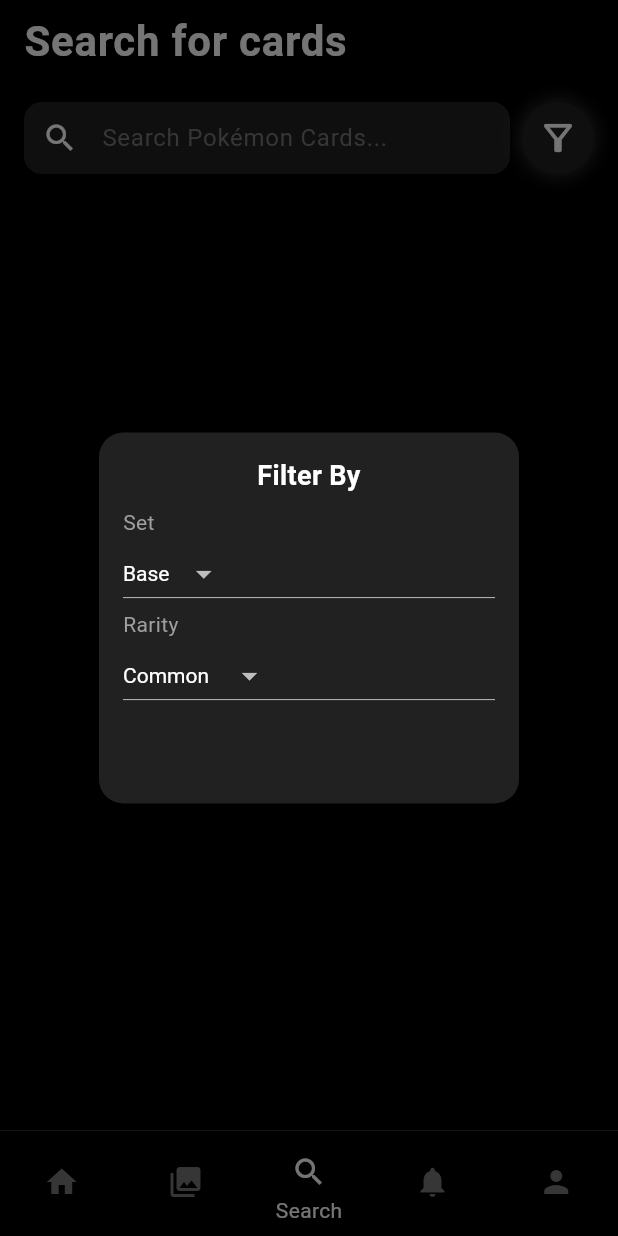
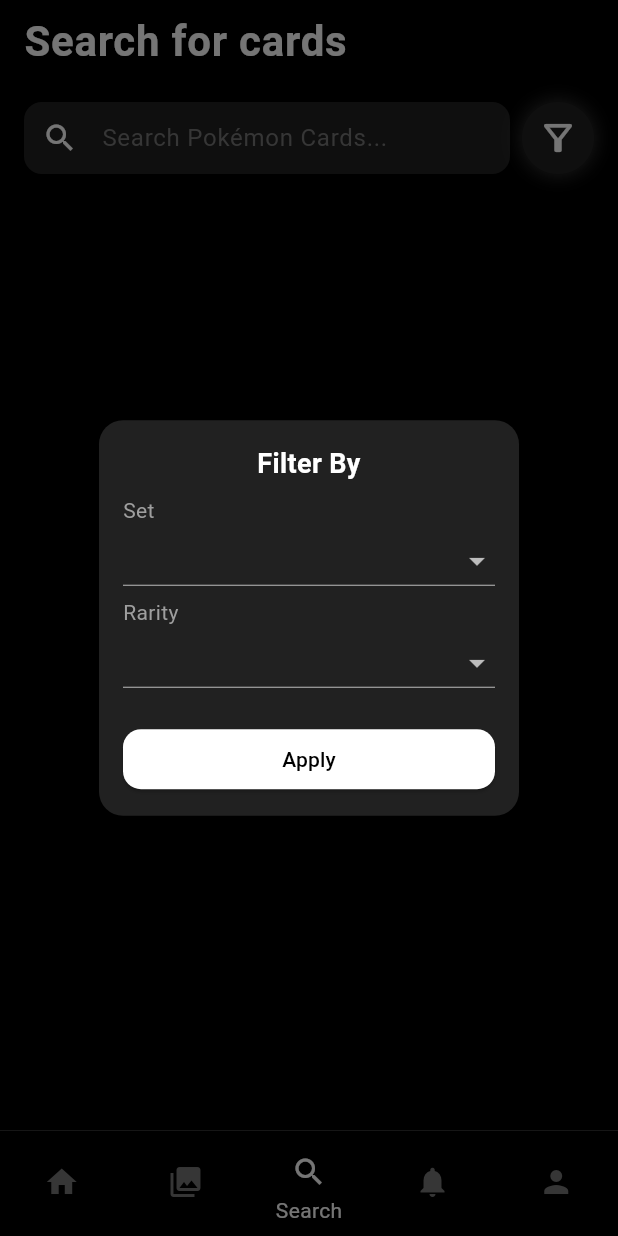
Before and after one commit to lee-ranaweer/holo, a Flutter app: the SearchPage screen opened by its route, after a tap on the "filter alt" icon, on a phone screen of 412 x 824 dp. Run offline on Flutter 3.47's test engine with Material 3 defaults, Android fonts, the phone set to English and light mode, and no system bars; our stand-ins replace cloud_firestore, firebase_auth, firebase_core, flutter_riverpod, go_router; accounts and stored records are empty.

Commit message:
add filter button

```diff
--- a/lib/pages/search_page.dart
+++ b/lib/pages/search_page.dart
@@ -16,6 +16,7 @@ class _SearchPageState extends State<SearchPage> {
   List<Map<String, dynamic>> _cards = [];
   bool _isLoading = false;
   bool _search = false;
+  var _setFilter, _rarFilter;
   String _errorMessage = '';
 
   Future<void> _searchCards(String query) async {
@@ -233,8 +234,6 @@ class _SearchPageState extends State<SearchPage> {
   void _showFilter(BuildContext context) {
     const List<String> setlist = <String>['Base', 'Jungle', 'Fossil'];
     const List<String> rarlist = <String>['Common', 'Uncommon', 'Rare'];
-    String dropdownValue1 = setlist.first;
-    String dropdownValue2 = rarlist.first;
 
     showDialog(
       context: context,
@@ -243,7 +242,7 @@ class _SearchPageState extends State<SearchPage> {
           backgroundColor: Colors.transparent,
           child: Container(
             constraints: BoxConstraints(
-              maxHeight: MediaQuery.of(context).size.height * 0.3,
+              maxHeight: MediaQuery.of(context).size.height * 0.32,
               maxWidth: MediaQuery.of(context).size.width * 0.5,
             ),
             padding: const EdgeInsets.all(16.0),
@@ -276,50 +275,78 @@ class _SearchPageState extends State<SearchPage> {
                 const SizedBox(height: 8),
                 Text(
                   "Set",
-                  style: TextStyle(color: Colors.grey.shade500, fontSize: 14),
+                  style: TextStyle(
+                    color: Colors.grey.shade500,
+                    fontSize: 14,
                   ),
-                DropdownButton<String>(
-                  value: dropdownValue1,
+                ),
+                StatefulBuilder(
+                  builder: (context, state) {
+                    return DropdownButton<String>(
+                      value: _setFilter,
                       icon: const Icon(Icons.arrow_drop_down),
                       elevation: 16,
                       style: const TextStyle(color: Colors.white),
                       dropdownColor: Colors.grey.shade900,
+                      isExpanded: true,
                       onChanged: (String? value) {
-                    setState(() {
-                      dropdownValue1 = value!;
-                      print(dropdownValue1);
+                        state(() {
+                          _setFilter = value!;
                         });
                       },
                       items:
                         setlist.map<DropdownMenuItem<String>>((String value) {
-                        return DropdownMenuItem<String>(
-                          value: value,
-                          child: Text(value),
+                          return DropdownMenuItem<String>(value: value, child: Text(value));
+                        }).toList(),
                     );
-                      }).toList(),
+                  }
                 ),
                 Text(
                   "Rarity",
-                  style: TextStyle(color: Colors.grey.shade500, fontSize: 14),
+                  style: TextStyle(
+                    color: Colors.grey.shade500,
+                    fontSize: 14,
                   ),
-                DropdownButton<String>(
-                  value: dropdownValue2,
+                ),
+                StatefulBuilder(
+                  builder: (context, state) {
+                    return DropdownButton<String>(
+                      value: _rarFilter,
                       icon: const Icon(Icons.arrow_drop_down),
                       elevation: 16,
                       style: const TextStyle(color: Colors.white),
                       dropdownColor: Colors.grey.shade900,
+                      isExpanded: true,
                       onChanged: (String? value) {
-                    setState(() {
-                      dropdownValue2 = value!;
+                        state(() {
+                          _rarFilter = value!;
                         });
                       },
                       items:
                         rarlist.map<DropdownMenuItem<String>>((String value) {
-                        return DropdownMenuItem<String>(
-                          value: value,
-                          child: Text(value),
+                          return DropdownMenuItem<String>(value: value, child: Text(value));
+                        }).toList(),
                     );
-                      }).toList(),
+                  }
+                ),
+                const SizedBox(height: 16),
+                ElevatedButton(
+                  onPressed: () {
+                    Navigator.pop(context);
+                    print('apply filter');
+                  },
+                  style: ElevatedButton.styleFrom(
+                    backgroundColor: Colors.white,
+                    foregroundColor: Colors.black,
+                    shape: RoundedRectangleBorder(
+                      borderRadius: BorderRadius.circular(12.0),
+                    ),
+                    padding: const EdgeInsets.symmetric(
+                      horizontal: 6,
+                      vertical: 6,
+                    ),
+                  ),
+                  child: const Text('Apply'),
                 ),
               ],
             ),
```
Lines whose indentation alone changed are shown as unchanged.
